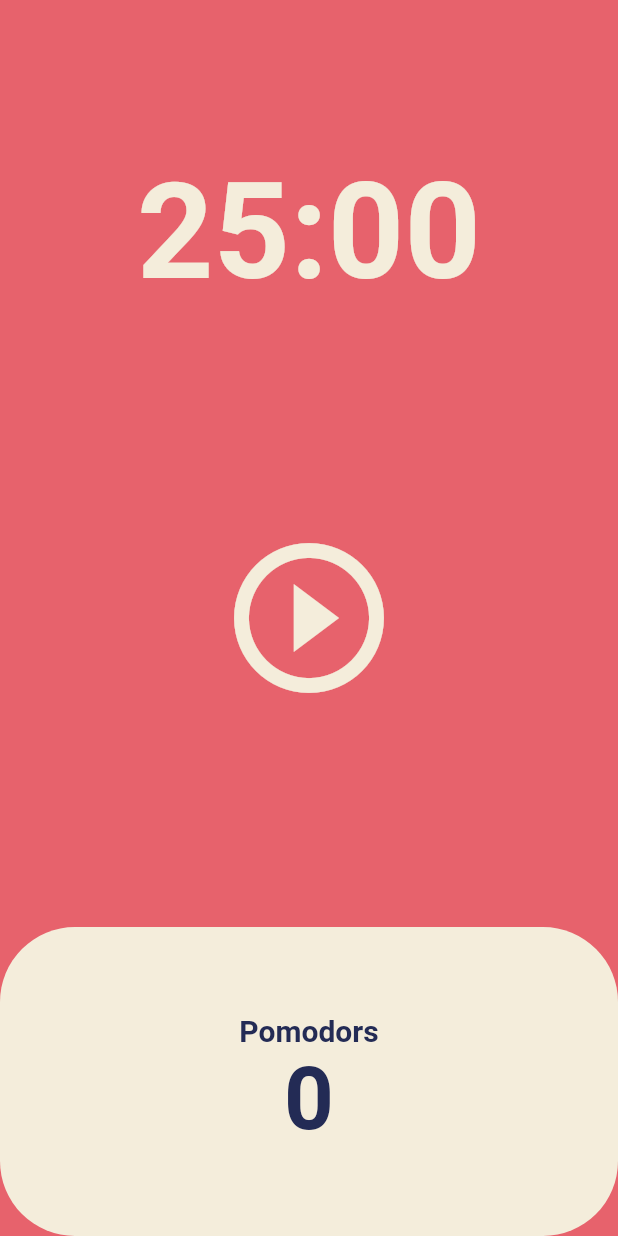
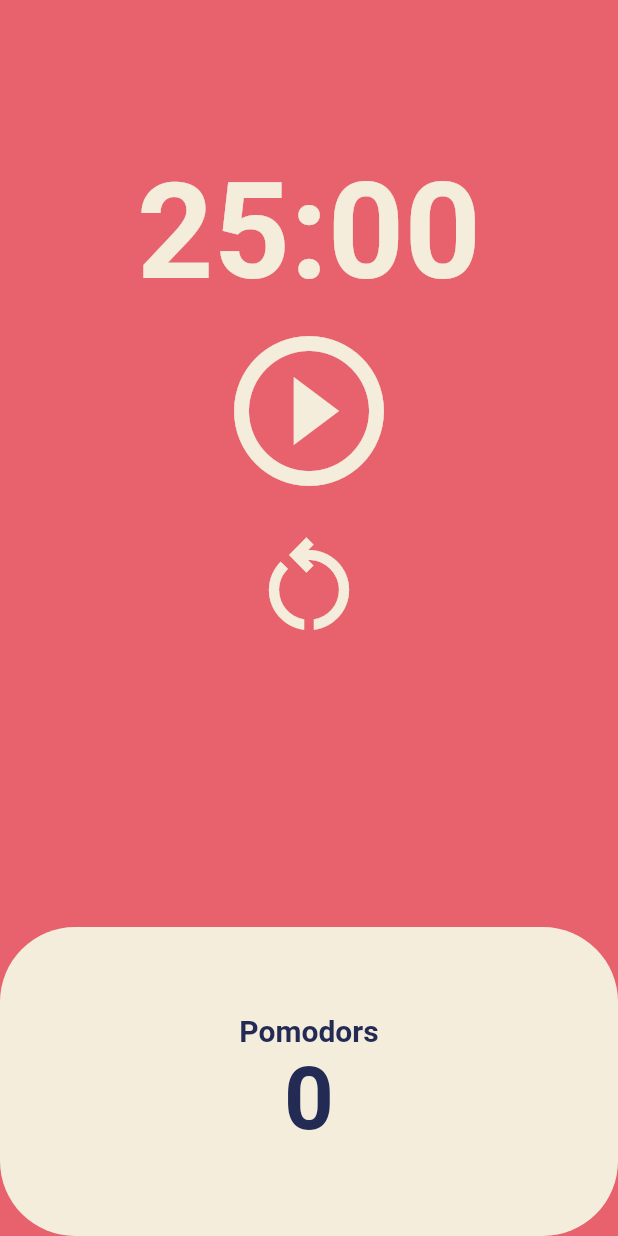
Before and after one commit to earths-voluble/pomodoro_app, a Flutter app: the screen it shows after launch, on a phone screen of 412 x 824 dp. Run offline on Flutter 3.47's test engine with Material 2 defaults, Android fonts, the phone set to English and light mode, and no system bars.

Commit message:
added reset button

```diff
--- a/lib/screens/home_screen.dart
+++ b/lib/screens/home_screen.dart
@@ -48,6 +48,14 @@ class _HomeScreenState extends State<HomeScreen> {
     });
   }
 
+  void onResetPressed() {
+    timer.cancel();
+    setState(() {
+      isRunning = false;
+      totalSeconds = twentyFiveMinutes;
+    });
+  }
+
   String format(int seconds) {
     var duration = Duration(seconds: seconds);
     return (duration.toString().split(".").first.substring(2, 7));
@@ -75,8 +83,8 @@ class _HomeScreenState extends State<HomeScreen> {
           ),
           Flexible(
             flex: 2,
-            child: Center(
-              child: IconButton(
+            child: Column(children: [
+              IconButton(
                 iconSize: 120,
                 color: Theme.of(context).cardColor,
                 onPressed: isRunning ? onPausePressed : onStartPressed,
@@ -86,7 +94,13 @@ class _HomeScreenState extends State<HomeScreen> {
                       : Icons.play_circle_outline,
                 ),
               ),
-            ),
+              IconButton(
+                iconSize: 80,
+                color: Theme.of(context).cardColor,
+                onPressed: onResetPressed,
+                icon: const Icon(Icons.restart_alt_outlined),
+              )
+            ]),
           ),
           Flexible(
             flex: 1,
```
